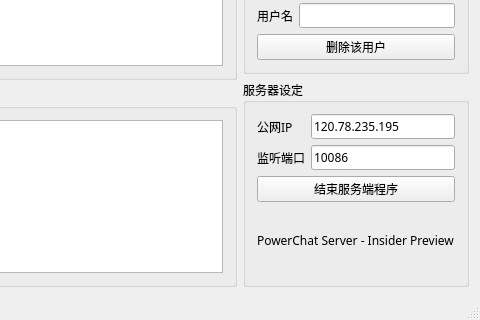
This is powerserver.ui in Kwanhooo/PowerChat_Server as Qt 5 draws it before an edit; both pictures show x 340 to 820 and y 320 to 640 of the 820 by 640 pixel window. The edited form follows.
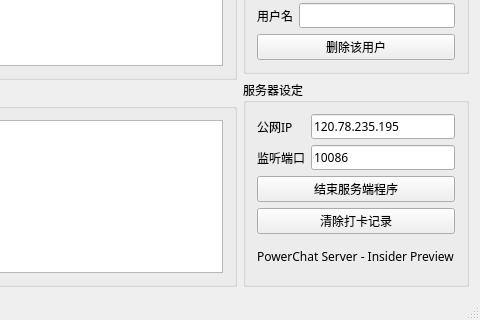
This is the edited form.

Commit message: 客户端UI重构 + 打卡功能 Done!

What changed in the file:
```diff
--- a/powerserver.ui
+++ b/powerserver.ui
@@ -114,6 +114,18 @@
        <string>服务器设定</string>
       </property>
       <layout class="QGridLayout" name="gridLayout_6">
+       <item row="0" column="1">
+        <widget class="QLineEdit" name="lineEdit_IP">
+         <property name="font">
+          <font>
+           <family>Cascadia Code</family>
+          </font>
+         </property>
+         <property name="text">
+          <string>120.78.235.195</string>
+         </property>
+        </widget>
+       </item>
        <item row="0" column="0">
         <widget class="QLabel" name="label_IP">
          <property name="font">
@@ -138,6 +150,18 @@
          </property>
         </widget>
        </item>
+       <item row="4" column="0" colspan="2">
+        <widget class="QLabel" name="label_about">
+         <property name="font">
+          <font>
+           <family>Cascadia Code</family>
+          </font>
+         </property>
+         <property name="text">
+          <string>PowerChat Server - Insider Preview</string>
+         </property>
+        </widget>
+       </item>
        <item row="2" column="0" colspan="2">
         <widget class="QPushButton" name="btn_quit">
          <property name="font">
@@ -163,26 +187,9 @@
         </widget>
        </item>
        <item row="3" column="0" colspan="2">
-        <widget class="QLabel" name="label_about">
-         <property name="font">
-          <font>
-           <family>Cascadia Code</family>
-          </font>
-         </property>
+        <widget class="QPushButton" name="btn_clear_attendance">
          <property name="text">
-          <string>PowerChat Server - Insider Preview</string>
-         </property>
-        </widget>
-       </item>
-       <item row="0" column="1">
-        <widget class="QLineEdit" name="lineEdit_IP">
-         <property name="font">
-          <font>
-           <family>Cascadia Code</family>
-          </font>
-         </property>
-         <property name="text">
-          <string>120.78.235.195</string>
+          <string>清除打卡记录</string>
          </property>
         </widget>
        </item>
```
The commit also changes 3 other files.
